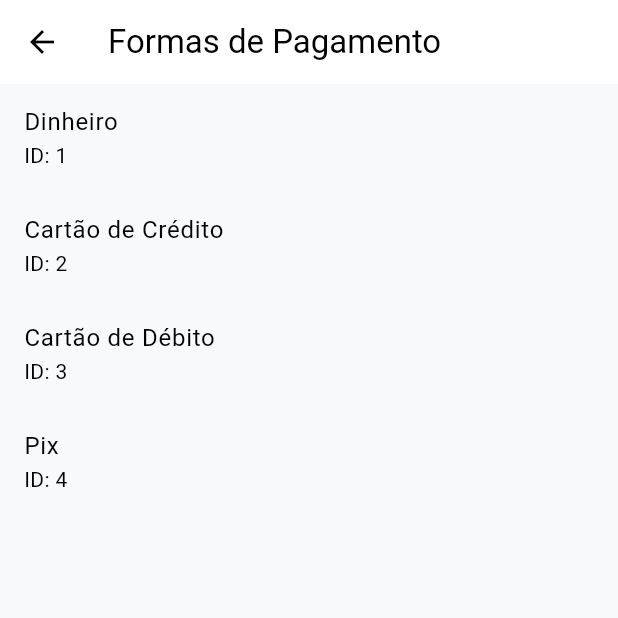
After one commit to krahllucas/karango-app, a Flutter app: the PaymentMethodScreen screen opened directly, on a phone screen of 412 x 824 dp, the top half of it. The commit adds this screen. Run offline on Flutter 3.47's test engine with Material 3 defaults, Android fonts, the phone set to English and light mode, and no system bars; our stand-ins replace multi_dropdown, sqflite; accounts and stored records are empty.

Commit message:
feat: Cadastro de formas de pagamento

```diff
--- a/lib/app/core/db.dart
+++ b/lib/app/core/db.dart
@@ -3,7 +3,7 @@ import 'package:path/path.dart' as path;
 
 class DbUtil {
   static const _dbName = 'karango4.db';
-  static const _dbVersion = 11;
+  static const _dbVersion = 15;
 
   static Future<sql.Database> database() async {
     final dbPath = await sql.getDatabasesPath();
@@ -81,6 +81,16 @@ class DbUtil {
     ''');
 
     await ensureExpenseTypesData(db);
+
+    //Formas de Pagamento
+    await db.execute('''
+      CREATE TABLE payment_method (
+        id INTEGER PRIMARY KEY AUTOINCREMENT,
+        name TEXT NOT NULL
+      );
+     ''');
+
+     await ensurePaymentMethodsData(db);
   }
 
   static Future<void> ensureFuelData(sql.Database db) async {
@@ -153,6 +163,18 @@ class DbUtil {
     }
   }
 
+  static Future<void> ensurePaymentMethodsData(sql.Database db) async {
+    final result = await db.rawQuery('SELECT COUNT(*) as count FROM payment_method');
+    final count = result.first['count'] as int;
+
+    if (count == 0) {
+      await db.execute("INSERT INTO payment_method (name) VALUES ('Dinheiro');");
+      await db.execute("INSERT INTO payment_method (name) VALUES ('Cartão de Crédito');");
+      await db.execute("INSERT INTO payment_method (name) VALUES ('Cartão de Débito');");
+      await db.execute("INSERT INTO payment_method (name) VALUES ('Pix');");
+    }
+  }
+
   static Future<void> _onUpgrade(
     sql.Database db,
     int oldVersion,
@@ -216,6 +238,15 @@ class DbUtil {
       ''');
 
       await ensureExpenseTypesData(db);
+    }else if (oldVersion < 15) {
+      await db.execute('''
+        CREATE TABLE IF NOT EXISTS payment_method (
+          id INTEGER PRIMARY KEY AUTOINCREMENT,
+          name TEXT NOT NULL
+        );
+      ''');
+
+      await ensurePaymentMethodsData(db);
     }
   }
 
--- /dev/null
+++ b/lib/app/models/payment_method.dart
@@ -0,0 +1,6 @@
+class PaymentMethodType {
+  final int id;
+  final String name;
+
+  PaymentMethodType({this.id = 0, required this.name});
+}
--- /dev/null
+++ b/lib/app/providers/payment_method.dart
@@ -0,0 +1,48 @@
+
+import 'package:flutter/foundation.dart';
+import 'package:karango_app/app/core/db.dart';
+import 'package:karango_app/app/models/payment_method.dart';
+
+class PaymentMethodProvider with ChangeNotifier {
+  List<PaymentMethodType> _paymentMethods = [];
+
+  Future<void> loadPaymentMethods() async {
+    final dataList = await DbUtil.getData('payment_method');
+    _paymentMethods = dataList
+        .map(
+          (item) => PaymentMethodType(
+            id: item['id'],
+            name: item['name'],
+          ),
+        )
+        .toList();
+
+    print('Tipos de pagamento carregados: ${_paymentMethods.length}');
+
+    if (_paymentMethods.isEmpty) {
+      print('Nenhum tipo de pagamento encontrado no banco de dados.');
+      await DbUtil.ensurePaymentMethodsData(await DbUtil.database());
+      return loadPaymentMethods(); // Tente carregar novamente após garantir os dados
+    } else {
+      for (var paymentMethod in _paymentMethods) {
+        print('Tipo de pagamento: id=${paymentMethod.id}, name=${paymentMethod.name}');
+      }
+    }
+    notifyListeners();
+  }
+
+  List<PaymentMethodType> get paymentMethods {
+    return [..._paymentMethods];
+  }
+
+  Future<void> addPaymentMethod(PaymentMethodType paymentMethod) async {
+    _paymentMethods.add(paymentMethod);
+
+    DbUtil.insert('payment_method', {
+      'id': paymentMethod.id,
+      'name': paymentMethod.name,
+    });
+
+    notifyListeners();
+  }
+}
--- /dev/null
+++ b/lib/app/screens/payment_method.dart
@@ -0,0 +1,38 @@
+import 'package:flutter/material.dart';
+import 'package:karango_app/app/providers/payment_method.dart';
+import 'package:provider/provider.dart';
+
+class PaymentMethodScreen extends StatelessWidget {
+  const PaymentMethodScreen({Key? key}) : super(key: key);
+
+  @override
+  Widget build(BuildContext context) {
+    return Scaffold(
+      appBar: AppBar(
+        title: const Text('Formas de Pagamento'),
+      ),
+      body: Consumer<PaymentMethodProvider>(
+        builder: (context, paymentMethodProvider, child) {
+          if (paymentMethodProvider.paymentMethods.isEmpty) {
+            return const Center(
+              child: Text('Nenhuma forma de pagamento encontrada'),
+            );
+          }
+          return ListView.builder(
+            itemCount: paymentMethodProvider.paymentMethods.length,
+            itemBuilder: (context, index) {
+              final paymentMethod = paymentMethodProvider.paymentMethods[index];
+              return ListTile(
+                title: Text(paymentMethod.name),
+                subtitle: Text('ID: ${paymentMethod.id}'),
+                onTap: () {
+                  // Ação ao tocar no item
+                },
+              );
+            },
+          );
+        },
+      ),
+    );
+  }
+}
--- a/lib/main.dart
+++ b/lib/main.dart
@@ -2,6 +2,7 @@ import 'package:flutter/material.dart';
 import 'package:karango_app/app/core/theme.dart';
 import 'package:karango_app/app/providers/expensetype.dart';
 import 'package:karango_app/app/providers/fuel.dart';
+import 'package:karango_app/app/providers/payment_method.dart';
 import 'package:karango_app/app/providers/refueling.dart';
 import 'package:karango_app/app/providers/servicetype.dart';
 import 'package:karango_app/app/screens/home.dart';
@@ -20,6 +21,7 @@ void main() async {
         ChangeNotifierProvider(create: (_) => FuelProvider()),
         ChangeNotifierProvider(create: (_) => ServiceTypeProvider()),
         ChangeNotifierProvider(create: (_) => ExpenseTypeProvider()),
+        ChangeNotifierProvider(create: (_) => PaymentMethodProvider()),
       ],
       child: const MyApp(),
     ),
@@ -38,6 +40,7 @@ class MyApp extends StatelessWidget {
     await Provider.of<FuelProvider>(context, listen: false).loadFuels();
     await Provider.of<ServiceTypeProvider>(context, listen: false).loadServiceTypes();
     await Provider.of<ExpenseTypeProvider>(context, listen: false).loadExpenseTypes();
+    await Provider.of<PaymentMethodProvider>(context, listen: false).loadPaymentMethods();
   }
 
   // This widget is the root of your application.
```
Also changed, not shown: lib/app/widgets/menu.dart (+7 -1 lines).
